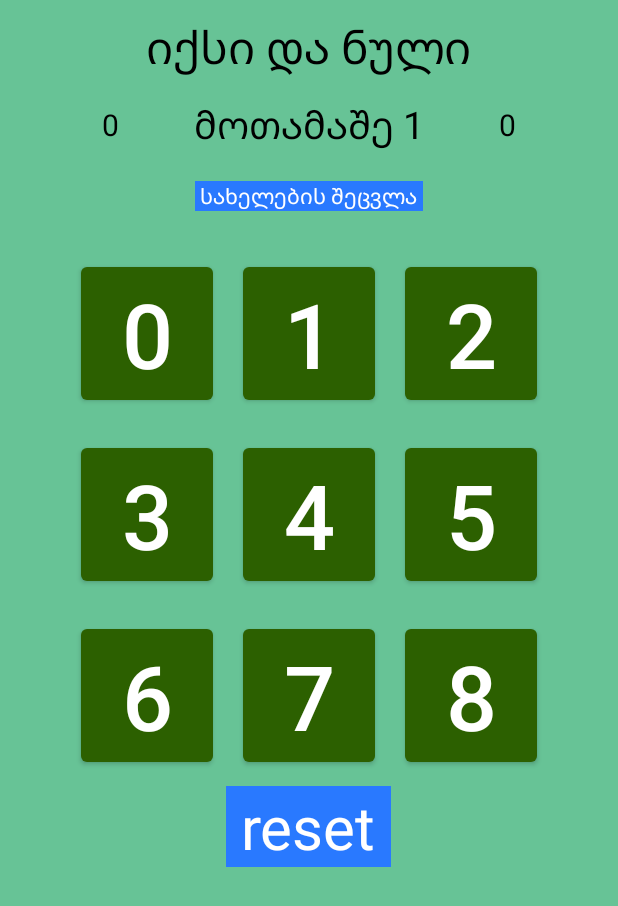
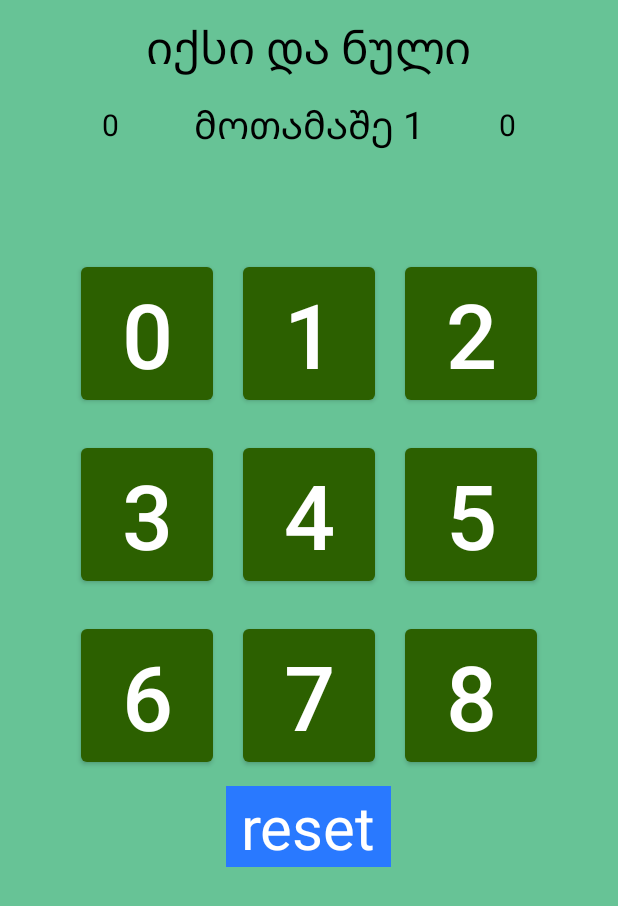
Before and after one commit to datasara005/tic-tac-toe, an Android app: the layout activity_main.xml on its own in the app's theme, with its tools: preview values and no code run, on a phone screen of 412 x 824 dp. Shown: the top 906 px of the screen. Run offline under Robolectric (Android 15) with nearby library versions, the phone set to English and light mode, and no system bars.

Commit message:
iqsi da nuli

```diff
--- a/app/src/main/res/layout/activity_main.xml
+++ b/app/src/main/res/layout/activity_main.xml
@@ -75,23 +75,7 @@
             tools:ignore="MissngConstraints"
             tools:layout_editor_absoluteX="98dp" />
     </LinearLayout>
-    <LinearLayout
-        android:layout_width="match_parent"
-        android:layout_height="wrap_content"
-        app:layout_constraintTop_toBottomOf="@+id/ganlageba2"
-        android:layout_marginTop="20dp"
-        android:gravity="center">
-        <TextView
-            android:id="@+id/change"
-            android:layout_width="wrap_content"
-            android:layout_height="wrap_content"
-            android:text=" სახელების შეცვლა "
-            android:textColor="@color/white"
-            android:background="@color/blue"
-            >
 
-        </TextView>
-    </LinearLayout>
 
     <LinearLayout
         android:id="@+id/linearLayout3"
```
Also changed, not shown: app/src/main/java/com/example/iqsidanuli/MainActivity.kt (+7 -52 lines).
